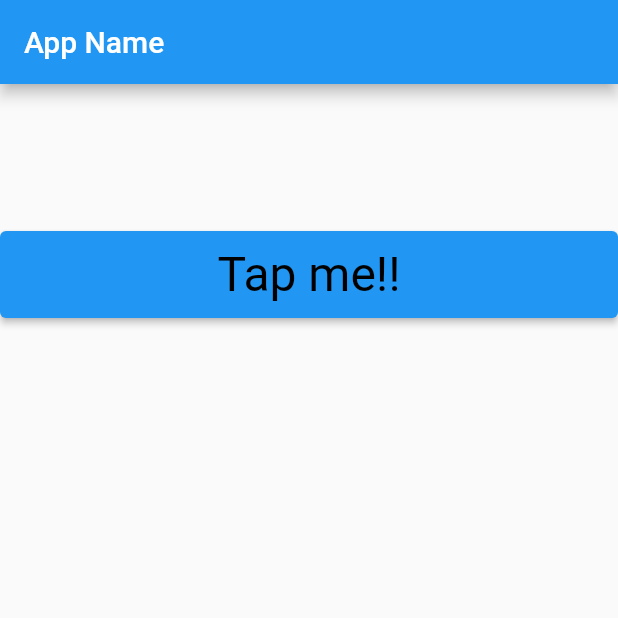
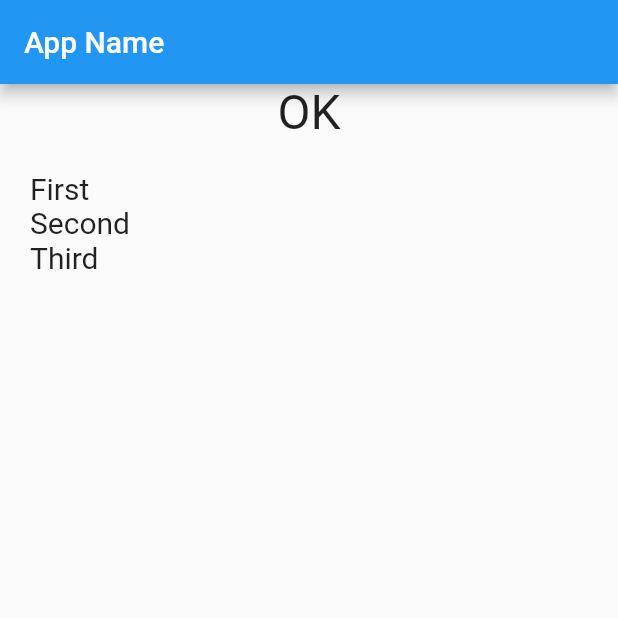
Before and after one commit to Sho-Nagato/flutter-training, a Flutter app: the screen it shows after launch, on a phone screen of 412 x 824 dp, the top half of it. Run offline on Flutter 3.47's test engine with Material 2 defaults, Android fonts, the phone set to English and light mode, and no system bars.

```diff
--- a/lib/main.dart
+++ b/lib/main.dart
@@ -30,7 +30,6 @@ class MyHomePage extends StatefulWidget {
 }
 
 class _MyHomePageState extends State<MyHomePage> {
-  static String _message = "";
 
   @override
   Widget build(BuildContext context) {
@@ -38,77 +37,25 @@ class _MyHomePageState extends State<MyHomePage> {
       appBar: AppBar(
         title: const Text('App Name'),
       ),
-      body: Center(
-        child: Column(
-          mainAxisAlignment: MainAxisAlignment.start,
-          mainAxisSize: MainAxisSize.max,
-          crossAxisAlignment: CrossAxisAlignment.stretch,
-          children: <Widget>[
-            Padding(
-              padding: const EdgeInsets.all(20.0),
-              child: Text(
-                _message,
-                textAlign: TextAlign.center,
-                style: const TextStyle(
-                  fontSize:32.0,
-                  color: Color(0xFF000000),
-                  fontWeight: FontWeight.w400,
-                  fontFamily: "Roboto"
-                ),
-              ),
+      body: Column(
+        children: [
+          const Text(
+            "OK",
+            style: TextStyle(
+              fontSize: 32.0
             ),
-
-            const Padding(
-              padding: EdgeInsets.all(10.0),
-            ),
-
-            ElevatedButton(
-              onPressed: buttonPressed,
-              child: const Padding(
-                padding: EdgeInsets.all(10.0),
-                child: Text(
-                  "Tap me!!",
-                  style: TextStyle(
-                    fontSize:32.0,
-                    color: Color(0xFF000000),
-                    fontWeight: FontWeight.w400,
-                    fontFamily: "Roboto"
-                  ),
-                ),
-              )
-            )
-          ]
-        ),
+          ),
+          ListView(
+            shrinkWrap: true,
+            padding: const EdgeInsets.all(20.0),
+            children: const [
+              Text("First", style: TextStyle(fontSize: 20.0)),
+              Text("Second", style: TextStyle(fontSize: 20.0)),
+              Text("Third", style: TextStyle(fontSize: 20.0)),
+            ],
+          )
+        ],
       ),
     );
   }
-
-  void buttonPressed(){
-    showDialog(
-      context: context,
-      builder: (BuildContext context) => SimpleDialog(
-        title: const Text("Select assignment"),
-        children: [
-          SimpleDialogOption(
-            child: const Text("One"),
-            onPressed: () => Navigator.pop<String>(context, "One"),
-          ),
-          SimpleDialogOption(
-            child: const Text("Two"),
-            onPressed: () => Navigator.pop<String>(context, "Two"),
-          ),
-          SimpleDialogOption(
-            child: const Text("Three"),
-            onPressed: () => Navigator.pop<String>(context, "Three"),
-          ),
-        ],
-      )
-    ).then<void>((value) => resultAlert(value));
-  }
-
-  void resultAlert(String value) {
-    setState(() {
-      _message = "selected : $value";
-    });
-  }
 }
```
